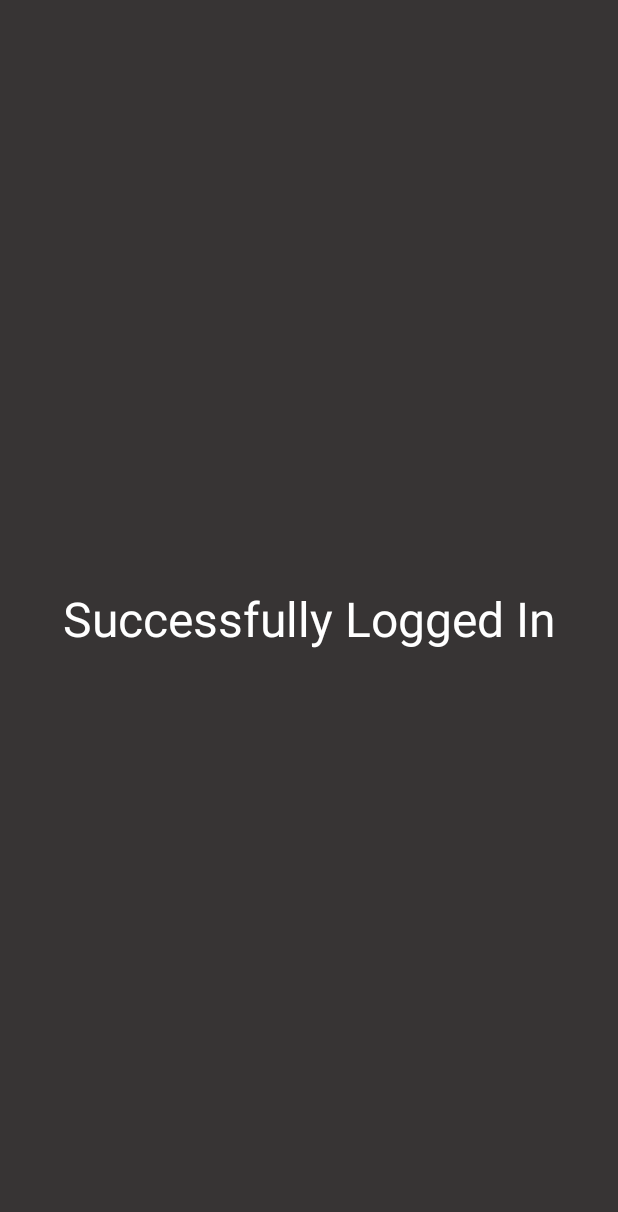
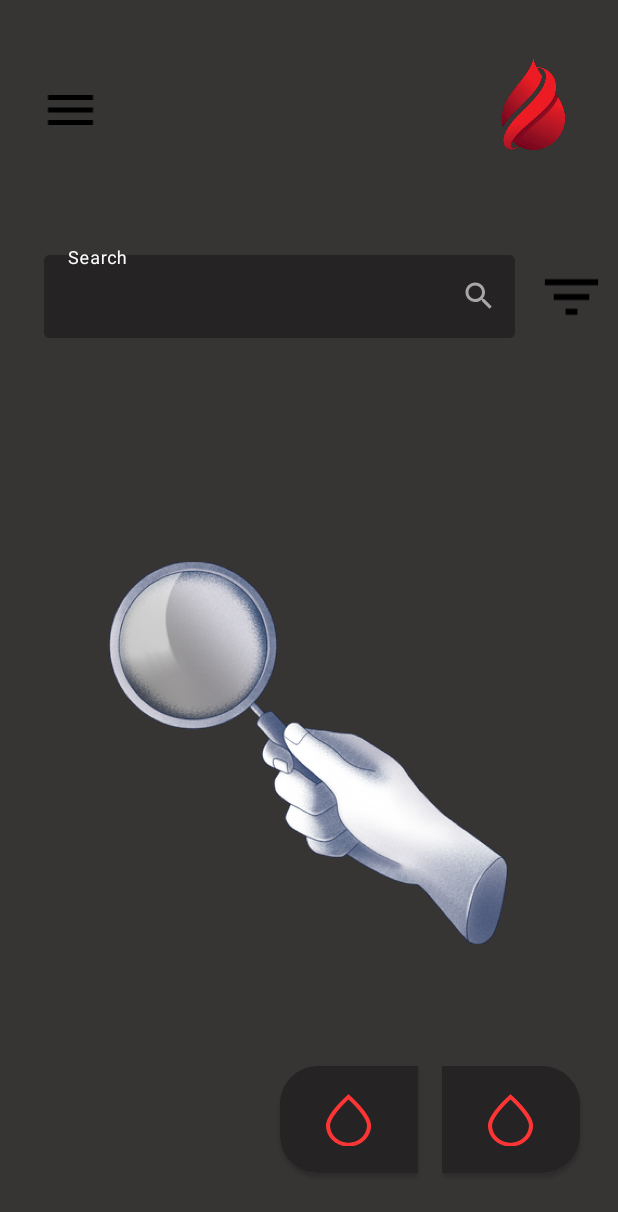
Before and after one commit to Pranavanesh-V/Blood_Donation, an Android app: the home_page screen opened directly, with no data from a screen before it, on a phone screen of 412 x 824 dp. Shown: the top 1212 px of the screen. Run offline under Robolectric (Android 15) with nearby library versions, the phone set to English and light mode, and no system bars; Roboto replaces fonts that are not available here.

```diff
--- /dev/null
+++ b/app/src/main/res/drawable/baseline_filter_list_24.xml
@@ -0,0 +1,5 @@
+<vector android:height="24dp" android:tint="#000000"
+    android:viewportHeight="24" android:viewportWidth="24"
+    android:width="24dp" xmlns:android="http://schemas.android.com/apk/res/android">
+    <path android:fillColor="@android:color/white" android:pathData="M10,18h4v-2h-4v2zM3,6v2h18L21,6L3,6zM6,13h12v-2L6,11v2z"/>
+</vector>
--- /dev/null
+++ b/app/src/main/res/drawable/baseline_menu_24.xml
@@ -0,0 +1,5 @@
+<vector android:height="24dp" android:tint="#000000"
+    android:viewportHeight="24" android:viewportWidth="24"
+    android:width="24dp" xmlns:android="http://schemas.android.com/apk/res/android">
+    <path android:fillColor="@android:color/white" android:pathData="M3,18h18v-2L3,16v2zM3,13h18v-2L3,11v2zM3,6v2h18L21,6L3,6z"/>
+</vector>
--- /dev/null
+++ b/app/src/main/res/drawable/baseline_search_24.xml
@@ -0,0 +1,5 @@
+<vector android:height="24dp" android:tint="#000000"
+    android:viewportHeight="24" android:viewportWidth="24"
+    android:width="24dp" xmlns:android="http://schemas.android.com/apk/res/android">
+    <path android:fillColor="@android:color/white" android:pathData="M15.5,14h-0.79l-0.28,-0.27C15.41,12.59 16,11.11 16,9.5 16,5.91 13.09,3 9.5,3S3,5.91 3,9.5 5.91,16 9.5,16c1.61,0 3.09,-0.59 4.23,-1.57l0.27,0.28v0.79l5,4.99L20.49,19l-4.99,-5zM9.5,14C7.01,14 5,11.99 5,9.5S7.01,5 9.5,5 14,7.01 14,9.5 11.99,14 9.5,14z"/>
+</vector>
--- /dev/null
+++ b/app/src/main/res/drawable/cus.xml
@@ -0,0 +1,6 @@
+<?xml version="1.0" encoding="utf-8"?>
+<shape xmlns:android="http://schemas.android.com/apk/res/android">
+    <solid android:color="@color/button"/>
+    <corners android:topLeftRadius="25dp"
+        android:bottomLeftRadius="25dp"/> <!-- Corner radius for a rounded shape -->
+</shape>
--- /dev/null
+++ b/app/src/main/res/drawable/cus2.xml
@@ -0,0 +1,6 @@
+<?xml version="1.0" encoding="utf-8"?>
+<shape xmlns:android="http://schemas.android.com/apk/res/android">
+    <solid android:color="@color/button"/>
+    <corners android:topRightRadius="25dp"
+        android:bottomRightRadius="25dp"/>
+</shape>
--- /dev/null
+++ b/app/src/main/res/drawable/cus_img.xml
@@ -0,0 +1,5 @@
+<?xml version="1.0" encoding="utf-8"?>
+<bitmap xmlns:android="http://schemas.android.com/apk/res/android"
+    android:src="@drawable/drop">
+
+</bitmap>
--- /dev/null
+++ b/app/src/main/res/drawable/cus_join.xml
@@ -0,0 +1,16 @@
+<?xml version="1.0" encoding="utf-8"?>
+<layer-list xmlns:android="http://schemas.android.com/apk/res/android">
+    <!-- Custom shape background -->
+    <item android:drawable="@drawable/cus" />
+
+    <!-- Image -->
+    <item
+        android:drawable="@drawable/cus_img"
+        android:top="2dp"
+        android:bottom="2dp"
+        android:height="35dp"
+        android:width="30dp"
+        android:left="2dp"
+        android:right="2dp"
+        android:gravity="center" />
+</layer-list>
--- /dev/null
+++ b/app/src/main/res/drawable/cus_join2.xml
@@ -0,0 +1,16 @@
+<?xml version="1.0" encoding="utf-8"?>
+<layer-list xmlns:android="http://schemas.android.com/apk/res/android">
+    <!-- Custom shape background -->
+    <item android:drawable="@drawable/cus2" />
+
+    <!-- Image -->
+    <item
+        android:drawable="@drawable/cus_img"
+        android:top="2dp"
+        android:bottom="2dp"
+        android:height="35dp"
+        android:width="30dp"
+        android:left="2dp"
+        android:right="2dp"
+        android:gravity="center" />
+</layer-list>
--- a/app/src/main/res/layout/activity_home_page.xml
+++ b/app/src/main/res/layout/activity_home_page.xml
@@ -5,17 +5,111 @@
     android:layout_width="match_parent"
     android:layout_height="match_parent"
     android:background="@color/grey_black"
+    android:theme="@style/page71.Blood_Donation"
     tools:context=".home_page">
 
-    <TextView
-        android:id="@+id/textView"
-        android:layout_width="wrap_content"
-        android:layout_height="wrap_content"
-        android:text="@string/successfully_Logged"
-        android:textColor="@color/white"
-        android:textSize="32sp"
+    <com.google.android.material.textfield.TextInputLayout
+        android:id="@+id/mail_id"
+        style="@style/page8.Blood_Donation"
+        android:layout_width="314dp"
+        android:layout_height="68dp"
+        android:hint="@string/search"
+        app:boxStrokeColor="@color/box_col"
+        app:counterEnabled="false"
+        app:endIconCheckable="true"
+        app:endIconDrawable="@drawable/baseline_search_24"
+        app:endIconMode="custom"
+        app:hintTextColor="@color/white"
         app:layout_constraintBottom_toBottomOf="parent"
         app:layout_constraintEnd_toEndOf="parent"
+        app:layout_constraintHorizontal_bias="0.3"
         app:layout_constraintStart_toStartOf="parent"
-        app:layout_constraintTop_toTopOf="parent" />
+        app:layout_constraintTop_toTopOf="parent"
+        app:layout_constraintVertical_bias="0.218">
+
+        <com.google.android.material.textfield.TextInputEditText
+            android:layout_width="match_parent"
+            android:layout_height="55dp"
+            android:inputType="textPersonName"
+            android:textColor="@color/white"
+            tools:ignore="TouchTargetSizeCheck,TextContrastCheck" />
+    </com.google.android.material.textfield.TextInputLayout>
+
+    <ImageView
+        android:id="@+id/imageView4"
+        android:layout_width="111dp"
+        android:layout_height="110dp"
+        app:layout_constraintBottom_toBottomOf="parent"
+        app:layout_constraintEnd_toEndOf="parent"
+        app:layout_constraintHorizontal_bias="1.0"
+        app:layout_constraintStart_toStartOf="parent"
+        app:layout_constraintTop_toTopOf="parent"
+        app:layout_constraintVertical_bias="0.021"
+        app:srcCompat="@drawable/logo_blood"
+        tools:ignore="ContentDescription,ImageContrastCheck" />
+
+    <ImageView
+        android:id="@+id/imageView8"
+        android:layout_width="42dp"
+        android:layout_height="40dp"
+        android:src="@drawable/baseline_menu_24"
+        app:layout_constraintBottom_toBottomOf="parent"
+        app:layout_constraintEnd_toEndOf="parent"
+        app:layout_constraintHorizontal_bias="0.07"
+        app:layout_constraintStart_toStartOf="parent"
+        app:layout_constraintTop_toTopOf="parent"
+        app:layout_constraintVertical_bias="0.068"
+        tools:ignore="ContentDescription,ImageContrastCheck" />
+
+    <ImageView
+        android:id="@+id/imageView9"
+        android:layout_width="266dp"
+        android:layout_height="256dp"
+        app:layout_constraintBottom_toBottomOf="parent"
+        app:layout_constraintEnd_toEndOf="parent"
+        app:layout_constraintHorizontal_bias="0.496"
+        app:layout_constraintStart_toStartOf="parent"
+        app:layout_constraintTop_toTopOf="parent"
+        app:layout_constraintVertical_bias="0.659"
+        app:srcCompat="@drawable/searchimg"
+        tools:ignore="ContentDescription" />
+
+    <ImageView
+        android:id="@+id/imageView10"
+        android:layout_width="47dp"
+        android:layout_height="61dp"
+        android:src="@drawable/baseline_filter_list_24"
+        app:layout_constraintBottom_toBottomOf="parent"
+        app:layout_constraintEnd_toEndOf="parent"
+        app:layout_constraintHorizontal_bias="0.98"
+        app:layout_constraintStart_toStartOf="parent"
+        app:layout_constraintTop_toTopOf="parent"
+        app:layout_constraintVertical_bias="0.219"
+        tools:ignore="ContentDescription,ImageContrastCheck" />
+
+    <Button
+        android:id="@+id/button"
+        android:layout_width="92dp"
+        android:layout_height="71dp"
+        android:background="@drawable/cus_join"
+        app:layout_constraintBottom_toBottomOf="parent"
+        app:layout_constraintEnd_toEndOf="parent"
+        app:layout_constraintHorizontal_bias="0.583"
+        app:layout_constraintStart_toStartOf="parent"
+        app:layout_constraintTop_toTopOf="parent"
+        app:layout_constraintVertical_bias="0.944"
+        tools:ignore="SpeakableTextPresentCheck" />
+
+    <Button
+        android:id="@+id/button2"
+        android:layout_width="92dp"
+        android:layout_height="71dp"
+        android:background="@drawable/cus_join2"
+        app:layout_constraintBottom_toBottomOf="parent"
+        app:layout_constraintEnd_toEndOf="parent"
+        app:layout_constraintHorizontal_bias="0.92"
+        app:layout_constraintStart_toStartOf="parent"
+        app:layout_constraintTop_toTopOf="parent"
+        app:layout_constraintVertical_bias="0.944"
+        tools:ignore="SpeakableTextPresentCheck" />
 </androidx.constraintlayout.widget.ConstraintLayout>
--- a/app/src/main/res/values/colors.xml
+++ b/app/src/main/res/values/colors.xml
@@ -8,4 +8,5 @@
     <color name="black1">#818181</color>
     <color name="inactive">#C4C4C4</color>
     <color name="active">#50C2C9</color>
+    <color name="button">#252323</color>
 </resources>
--- a/app/src/main/res/values/strings.xml
+++ b/app/src/main/res/values/strings.xml
@@ -56,5 +56,6 @@ OWNER
     <string name="female">Female</string>
     <string name="gender">Gender</string>
     <string name="abc_gmail_com">abc@gmail.com</string>
+    <string name="search">Search</string>
 
 </resources>
```
Also changed, not shown: app/src/main/res/drawable/drop.png (added), app/src/main/res/drawable/searchimg.png (added).
